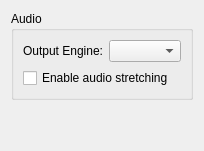
l510308/citra, file src/citra_qt/configure_audio.ui: the form before one commit.
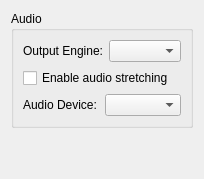
The form after the commit.

Commit message: SDL2: Selecting an audio device #1952

What changed in the file:
```diff
--- a/src/citra_qt/configure_audio.ui
+++ b/src/citra_qt/configure_audio.ui
@@ -35,6 +35,21 @@
         </property>
        </widget>
       </item>
+       <item>
+         <layout class="QHBoxLayout">
+           <item>
+             <widget class="QLabel">
+               <property name="text">
+                 <string>Audio Device:</string>
+               </property>
+             </widget>
+           </item>
+           <item>
+             <widget class="QComboBox" name="audio_device_combo_box">
+             </widget>
+           </item>
+         </layout>
+       </item>
      </layout>
     </widget>
    </item>
```
The commit also changes 11 other files.
